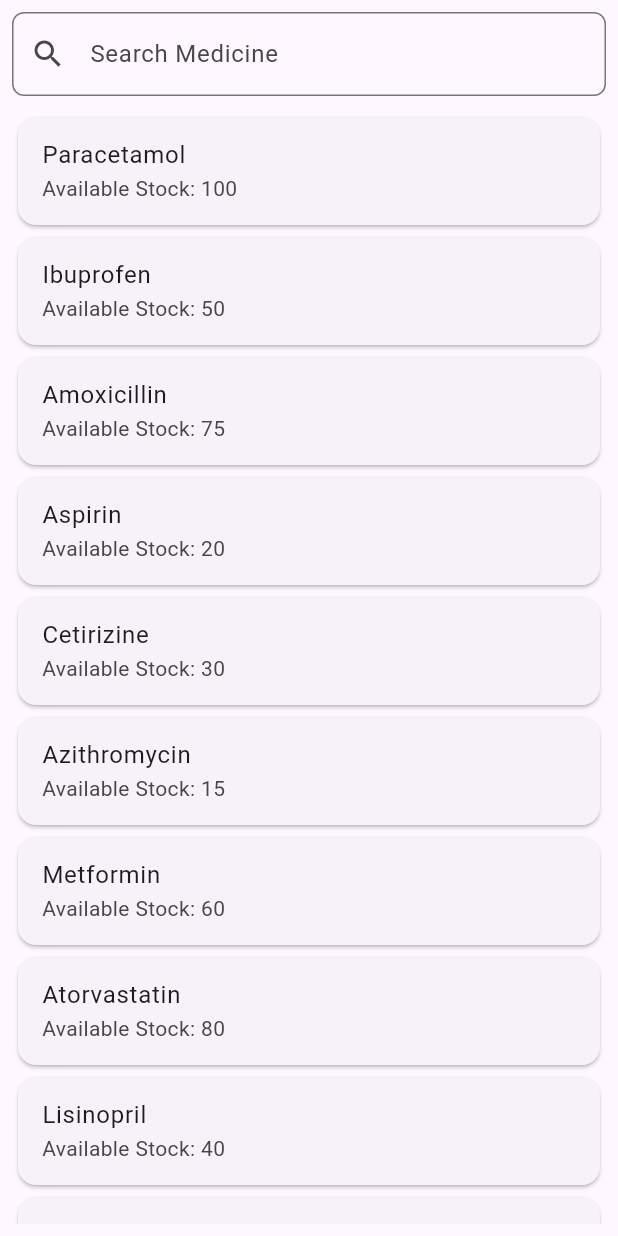
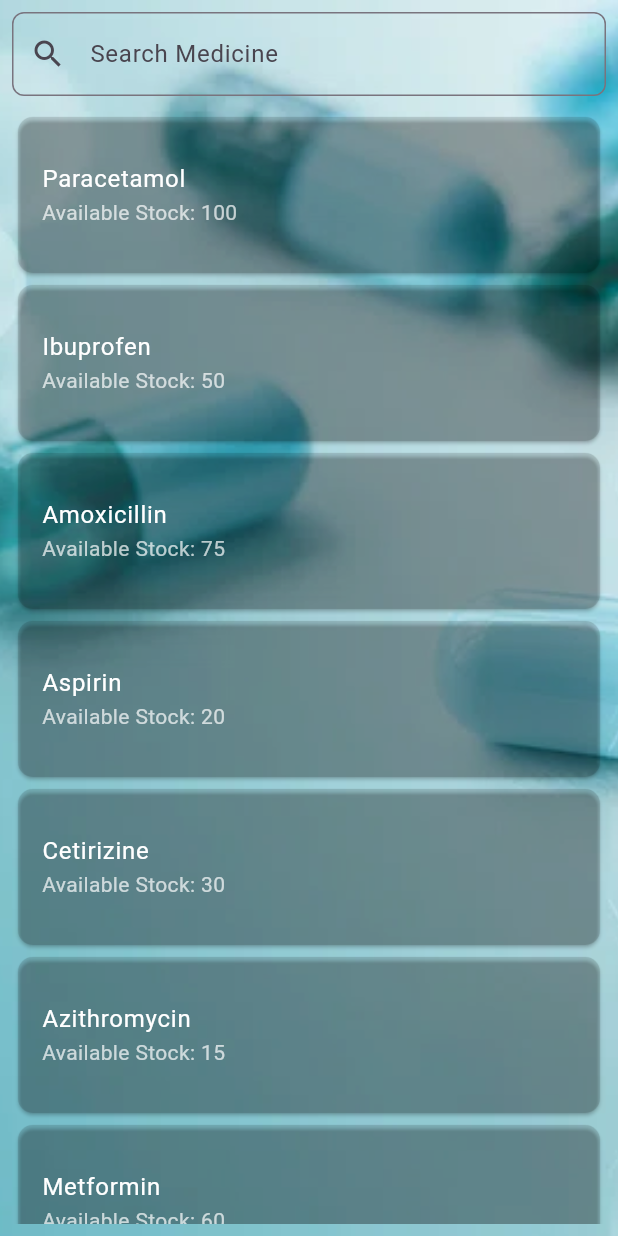
Before and after one commit to akhi0216/hms_web_project, a Flutter app: the MedicineSearch widget shown alone on an empty page, opened directly, on a phone screen of 412 x 824 dp. Run offline on Flutter 3.47's test engine with Material 3 defaults, Android fonts, the phone set to English and light mode, and no system bars; our stand-ins replace file_picker, image_picker.

Commit message:
changes in medicine search

```diff
--- a/lib/presentation/dashboard_screen/model/medicine_search_model.dart
+++ b/lib/presentation/dashboard_screen/model/medicine_search_model.dart
@@ -2,6 +2,10 @@
 class Medicine {
   final String name;
   final int stock;
+  // final String image;
 
-  Medicine({required this.name, required this.stock});
+  Medicine({
+    required this.name,
+    required this.stock,
+  });
 }
--- a/lib/presentation/dashboard_screen/view/pharmacy/medicine_search.dart
+++ b/lib/presentation/dashboard_screen/view/pharmacy/medicine_search.dart
@@ -1,3 +1,120 @@
+// import 'package:flutter/material.dart';
+// import 'package:hms_web_project/constants/color_constants.dart';
+// import 'package:hms_web_project/presentation/dashboard_screen/model/medicine_search_model.dart';
+
+// class MedicineSearch extends StatefulWidget {
+//   const MedicineSearch({super.key});
+
+//   @override
+//   State<MedicineSearch> createState() => _MedicineSearchState();
+// }
+
+// class _MedicineSearchState extends State<MedicineSearch> {
+//   TextEditingController searchController = TextEditingController();
+
+//   final List<Medicine> medicines = [
+//     Medicine(name: 'Paracetamol', stock: 100),
+//     Medicine(name: 'Ibuprofen', stock: 50),
+//     Medicine(name: 'Amoxicillin', stock: 75),
+//     Medicine(name: 'Aspirin', stock: 20),
+//     Medicine(name: 'Cetirizine', stock: 30),
+//     Medicine(name: 'Azithromycin', stock: 15),
+//     Medicine(name: 'Metformin', stock: 60),
+//     Medicine(name: 'Atorvastatin', stock: 80),
+//     Medicine(name: 'Lisinopril', stock: 40),
+//     Medicine(name: 'Levothyroxine', stock: 100),
+//     Medicine(name: 'Omeprazole', stock: 35),
+//     Medicine(name: 'Amlodipine', stock: 45),
+//     Medicine(name: 'Simvastatin', stock: 55),
+//     Medicine(name: 'Losartan', stock: 25),
+//     Medicine(name: 'Clopidogrel', stock: 50),
+//     Medicine(name: 'Pantoprazole', stock: 70),
+//     Medicine(name: 'Alprazolam', stock: 30),
+//     Medicine(name: 'Prednisone', stock: 40),
+//     Medicine(name: 'Gabapentin', stock: 65),
+//     Medicine(name: 'Furosemide', stock: 50),
+//     Medicine(name: 'Hydrochlorothiazide', stock: 60),
+//     Medicine(name: 'Sertraline', stock: 30),
+//     Medicine(name: 'Tramadol', stock: 45),
+//     Medicine(name: 'Citalopram', stock: 35),
+//     Medicine(name: 'Warfarin', stock: 20),
+//     Medicine(name: 'Montelukast', stock: 50),
+//     Medicine(name: 'Metoprolol', stock: 75),
+//     Medicine(name: 'Doxycycline', stock: 25),
+//     Medicine(name: 'Zolpidem', stock: 40),
+//     Medicine(name: 'Bupropion', stock: 30),
+//     Medicine(name: 'Ranitidine', stock: 80),
+//   ];
+
+//   // List to hold the search results
+//   List<Medicine> filteredMedicines = [];
+//   @override
+//   void initState() {
+//     super.initState();
+//     // Initialize the filtered list with all medicines
+//     filteredMedicines = medicines;
+//   }
+
+//   // Function to filter medicines based on the search query
+//   void _filterMedicines(String query) {
+//     setState(() {
+//       filteredMedicines = medicines.where((medicine) {
+//         final medicineName = medicine.name.toLowerCase();
+//         final searchQuery = query.toLowerCase();
+//         return medicineName.contains(searchQuery);
+//       }).toList();
+//     });
+//   }
+
+//   @override
+//   Widget build(BuildContext context) {
+//     return Padding(
+//       padding: const EdgeInsets.all(8.0),
+//       child: SingleChildScrollView(
+//         child: Column(
+//           children: [
+//             // Search field
+//             TextField(
+//               controller: searchController,
+//               decoration: InputDecoration(
+//                 labelText: 'Search Medicine',
+//                 prefixIcon: Icon(Icons.search),
+//                 border: OutlineInputBorder(
+//                   borderRadius: BorderRadius.circular(8),
+//                 ),
+//               ),
+//               onChanged: _filterMedicines,
+//             ),
+
+//             SizedBox(height: 10),
+
+//             // List of medicines
+//             // Expanded(
+//             // child:
+//             ListView.builder(
+//               itemCount: filteredMedicines.length,
+//               shrinkWrap: true,
+//               itemBuilder: (context, index) {
+//                 final medicine = filteredMedicines[index];
+//                 return Card(
+//                   // elevation: 3,
+//                   child: ListTile(
+
+//                     title: Text(medicine.name),
+//                     subtitle: Text('Available Stock: ${medicine.stock}'),
+//                   ),
+//                 );
+//               },
+//             ),
+//             // ),
+//           ],
+//         ),
+//       ),
+//     );
+//   }
+// }
+// -------------------------------------
+
 import 'package:flutter/material.dart';
 import 'package:hms_web_project/constants/color_constants.dart';
 import 'package:hms_web_project/presentation/dashboard_screen/model/medicine_search_model.dart';
@@ -48,6 +165,7 @@ class _MedicineSearchState extends State<MedicineSearch> {
 
   // List to hold the search results
   List<Medicine> filteredMedicines = [];
+
   @override
   void initState() {
     super.initState();
@@ -68,7 +186,21 @@ class _MedicineSearchState extends State<MedicineSearch> {
 
   @override
   Widget build(BuildContext context) {
-    return Padding(
+    return Stack(
+      children: [
+        // Background image
+        Positioned.fill(
+            child: Image.asset(
+          "assets/images/medcine.jpg",
+          fit: BoxFit.cover,
+        )
+            // Image.network(
+            //   'https://images.rawpixel.com/image_800/czNmcy1wcml2YXRlL3Jhd3BpeGVsX2ltYWdlcy93ZWJzaXRlX2NvbnRlbnQvbHIvcm0zNzNiYXRjaDE1LTIxNy0wMS5qcGc.jpg',
+            //   fit: BoxFit.cover,
+            // ),
+            ),
+        // Foreground content
+        Padding(
           padding: const EdgeInsets.all(8.0),
           child: SingleChildScrollView(
             child: Column(
@@ -85,162 +217,41 @@ class _MedicineSearchState extends State<MedicineSearch> {
                   ),
                   onChanged: _filterMedicines,
                 ),
-
                 SizedBox(height: 10),
                 // List of medicines
-            // Expanded(
-            // child:
                 ListView.builder(
                   itemCount: filteredMedicines.length,
                   shrinkWrap: true,
                   itemBuilder: (context, index) {
                     final medicine = filteredMedicines[index];
                     return Card(
-                  // elevation: 3,
+                      color: Colors.black
+                          .withOpacity(0.1), // Semi-transparent color
+                      shape: RoundedRectangleBorder(
+                        borderRadius:
+                            BorderRadius.circular(10), // Rounded corners
+                      ),
                       child: ListTile(
-                    title: Text(medicine.name),
-                    subtitle: Text('Available Stock: ${medicine.stock}'),
+                        contentPadding: EdgeInsets.all(16),
+                        title: Text(
+                          medicine.name,
+                          style: TextStyle(
+                              color: Colors.white), // White text for contrast
+                        ),
+                        subtitle: Text(
+                          'Available Stock: ${medicine.stock}',
+                          style: TextStyle(
+                              color: Colors.white70), // Slightly lighter text
+                        ),
                       ),
                     );
                   },
                 ),
-            // ),
               ],
             ),
           ),
+        ),
+      ],
     );
   }
 }
-
-// -----------------------------------------------------------------------------
-// import 'package:flutter/material.dart';
-// import 'package:hms_web_project/constants/color_constants.dart';
-// import 'package:hms_web_project/presentation/dashboard_screen/model/medicine_search_model.dart';
-
-// class MedicineSearch extends StatefulWidget {
-//   const MedicineSearch({super.key});
-
-//   @override
-//   State<MedicineSearch> createState() => _MedicineSearchState();
-// }
-
-// class _MedicineSearchState extends State<MedicineSearch> {
-//   TextEditingController searchController = TextEditingController();
-
-//   final List<Medicine> medicines = [
-//     Medicine(name: 'Paracetamol', stock: 100),
-//     Medicine(name: 'Ibuprofen', stock: 50),
-//     Medicine(name: 'Amoxicillin', stock: 75),
-//     Medicine(name: 'Aspirin', stock: 20),
-//     Medicine(name: 'Cetirizine', stock: 30),
-//     Medicine(name: 'Azithromycin', stock: 15),
-//     Medicine(name: 'Metformin', stock: 60),
-//     Medicine(name: 'Atorvastatin', stock: 80),
-//     Medicine(name: 'Lisinopril', stock: 40),
-//     Medicine(name: 'Levothyroxine', stock: 100),
-//     Medicine(name: 'Omeprazole', stock: 35),
-//     Medicine(name: 'Amlodipine', stock: 45),
-//     Medicine(name: 'Simvastatin', stock: 55),
-//     Medicine(name: 'Losartan', stock: 25),
-//     Medicine(name: 'Clopidogrel', stock: 50),
-//     Medicine(name: 'Pantoprazole', stock: 70),
-//     Medicine(name: 'Alprazolam', stock: 30),
-//     Medicine(name: 'Prednisone', stock: 40),
-//     Medicine(name: 'Gabapentin', stock: 65),
-//     Medicine(name: 'Furosemide', stock: 50),
-//     Medicine(name: 'Hydrochlorothiazide', stock: 60),
-//     Medicine(name: 'Sertraline', stock: 30),
-//     Medicine(name: 'Tramadol', stock: 45),
-//     Medicine(name: 'Citalopram', stock: 35),
-//     Medicine(name: 'Warfarin', stock: 20),
-//     Medicine(name: 'Montelukast', stock: 50),
-//     Medicine(name: 'Metoprolol', stock: 75),
-//     Medicine(name: 'Doxycycline', stock: 25),
-//     Medicine(name: 'Zolpidem', stock: 40),
-//     Medicine(name: 'Bupropion', stock: 30),
-//     Medicine(name: 'Ranitidine', stock: 80),
-//   ];
-
-//   // List to hold the search results
-//   List<Medicine> filteredMedicines = [];
-
-//   @override
-//   void initState() {
-//     super.initState();
-//     // Initialize the filtered list with all medicines
-//     filteredMedicines = medicines;
-//   }
-
-//   // Function to filter medicines based on the search query
-//   void _filterMedicines(String query) {
-//     setState(() {
-//       filteredMedicines = medicines.where((medicine) {
-//         final medicineName = medicine.name.toLowerCase();
-//         final searchQuery = query.toLowerCase();
-//         return medicineName.contains(searchQuery);
-//       }).toList();
-//     });
-//   }
-
-//   @override
-//   Widget build(BuildContext context) {
-//     return Padding(
-//       padding: const EdgeInsets.all(16.0),
-//       child: Column(
-//         children: [
-//           // Search field
-//           TextField(
-//             controller: searchController,
-//             decoration: InputDecoration(
-//               labelText: 'Search Medicine',
-//               labelStyle: TextStyle(color: ColorConstants.mainBlue),
-//               prefixIcon: Icon(Icons.search, color: ColorConstants.mainBlue),
-//               enabledBorder: OutlineInputBorder(
-//                 borderRadius: BorderRadius.circular(8),
-//                 borderSide: BorderSide(color: ColorConstants.mainBlue),
-//               ),
-//               focusedBorder: OutlineInputBorder(
-//                 borderRadius: BorderRadius.circular(8),
-//                 borderSide: BorderSide(color: ColorConstants.mainLightBlue),
-//               ),
-//               filled: true,
-//               fillColor: ColorConstants.mainLightBlue.withOpacity(0.2),
-//             ),
-//             onChanged: _filterMedicines,
-//           ),
-//           SizedBox(height: 16),
-//           // List of medicines
-//           ListView.builder(
-//             itemCount: filteredMedicines.length,
-//             itemBuilder: (context, index) {
-//               final medicine = filteredMedicines[index];
-//               return Card(
-//                 color: ColorConstants.mainLightBlue.withOpacity(0.3),
-//                 elevation: 3,
-//                 margin: EdgeInsets.symmetric(vertical: 8),
-//                 shape: RoundedRectangleBorder(
-//                   borderRadius: BorderRadius.circular(12),
-//                 ),
-//                 child: ListTile(
-//                   title: Text(
-//                     medicine.name,
-//                     style: TextStyle(
-//                       color: ColorConstants.mainBlack,
-//                       fontWeight: FontWeight.bold,
-//                     ),
-//                   ),
-//                   subtitle: Text(
-//                     'Available Stock: ${medicine.stock}',
-//                     style: TextStyle(color: ColorConstants.mainOrange),
-//                   ),
-//                   leading: Icon(Icons.local_pharmacy,
-//                       color: ColorConstants.mainBlue),
-//                 ),
-//               );
-//             },
-//           ),
-//         ],
-//       ),
-//     );
-//   }
-// }
```
Also changed, not shown: assets/images/medcine.jpg (added). Lines whose indentation alone changed are shown as unchanged.
